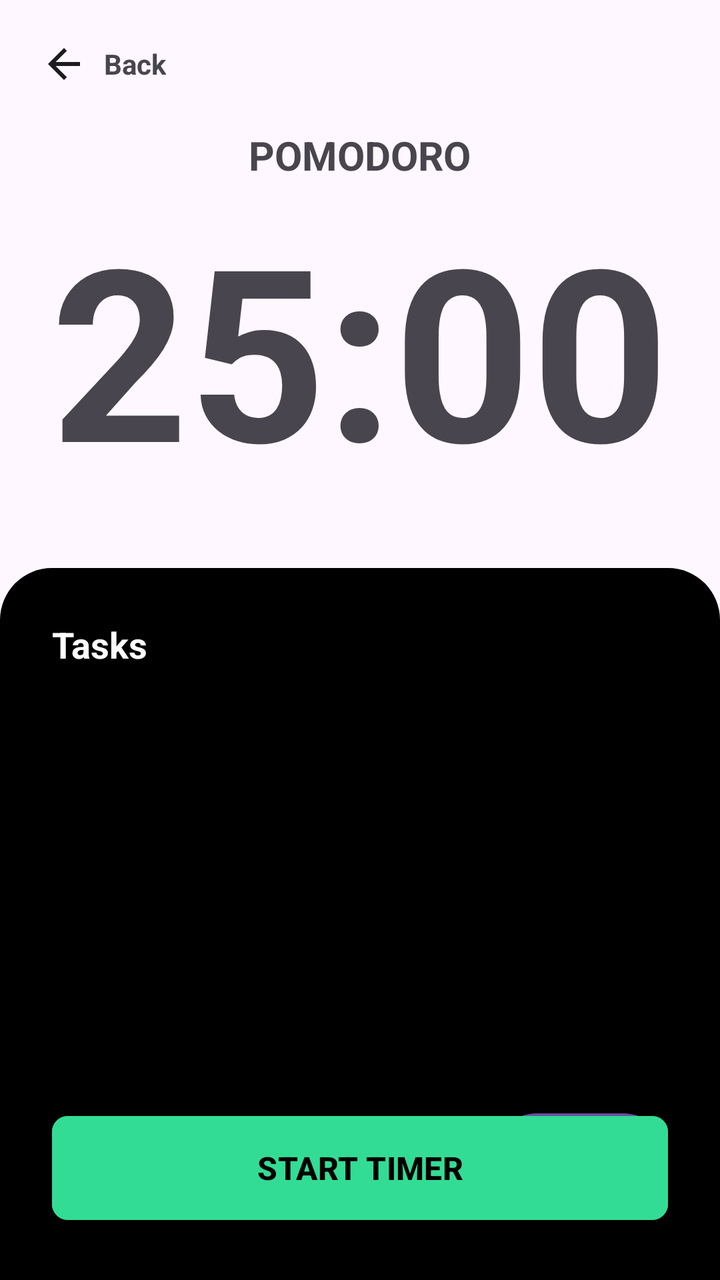
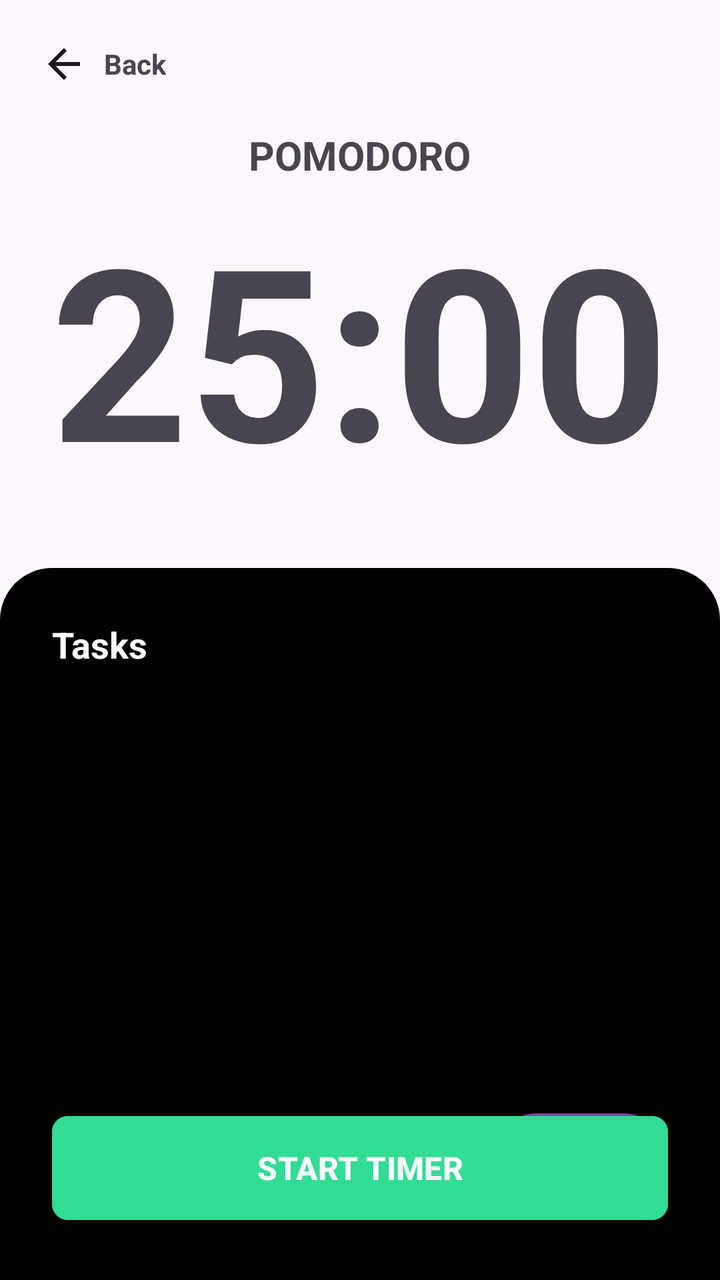

Two renders of the same Android screen: before a commit and after it. Below are the layout's source before the change and the commit's diff.
<!-- AndroidManifest.xml: application theme Theme.Syncly -->
<!-- res/layout/activity_pomodoro.xml -->
<?xml version="1.0" encoding="utf-8"?>
<LinearLayout xmlns:android="http://schemas.android.com/apk/res/android"
    xmlns:app="http://schemas.android.com/apk/res-auto"
    xmlns:tools="http://schemas.android.com/tools"
    android:id="@+id/main"
    android:layout_width="match_parent"
    android:layout_height="match_parent"
    android:orientation="vertical"
    tools:context=".activities.Pomodoro">
    <LinearLayout
        android:layout_width="wrap_content"
        android:layout_height="wrap_content"
        android:orientation="horizontal"
        android:gravity="center"
        android:layout_margin="20dp"
        android:id="@+id/backBtn">
        <ImageView
            android:layout_width="wrap_content"
            android:layout_height="wrap_content"
            android:src="@drawable/icon_arrow_back"
            android:layout_marginRight="8dp"/>
        <TextView
            android:layout_width="wrap_content"
            android:layout_height="wrap_content"
            android:text="Back"
            android:textStyle="bold"
            />
    </LinearLayout>
    <FrameLayout
        android:layout_width="match_parent"
        android:layout_height="220dp"
        android:orientation="vertical"
        android:gravity="center"
        >

        <TextView
            android:layout_width="wrap_content"
            android:layout_height="wrap_content"
            android:text="POMODORO"
            android:textStyle="bold"
            android:textSize="20dp"
            android:layout_gravity="center_horizontal"
            />
        <TextView
            android:layout_width="wrap_content"
            android:layout_height="wrap_content"
            android:text="25:00"
            android:textStyle="bold"
            android:textSize="120dp"
            android:id="@+id/timer"
            android:layout_gravity="center"
            />
        <com.google.android.material.button.MaterialButton
            android:layout_width="wrap_content"
            android:layout_height="wrap_content"
            android:text="RESET"
            android:layout_marginBottom="4dp"
            android:layout_gravity="center_horizontal|bottom"
            app:cornerRadius="8dp"
            android:backgroundTint="@color/black"
            android:textSize="12dp"
            android:visibility="gone"
            android:id="@+id/resetBtn"
            />

    </FrameLayout>
    <RelativeLayout
        android:layout_width="match_parent"
        android:layout_height="match_parent"
        android:background="@drawable/bg_rounded_top_black"
        android:padding="26dp"
        >
        <TextView
            android:layout_width="wrap_content"
            android:layout_height="wrap_content"
            android:text="Tasks"
            android:textColor="@color/white"
            android:textSize="18dp"
            android:textStyle="bold"
            android:id="@+id/title"
            />
        <androidx.recyclerview.widget.RecyclerView
            android:layout_width="match_parent"
            android:layout_height="match_parent"
            android:layout_below="@id/title"
            android:layout_above="@id/startBtn"
            android:id="@+id/recyclerView"
            android:layout_marginTop="8dp"/>

            <Button
                android:layout_width="wrap_content"
                android:layout_height="wrap_content"
                android:text="+"
                android:textStyle="bold"
                android:layout_alignParentBottom="true"
                android:paddingBottom="10dp"
                android:textSize="22dp"
                android:paddingRight="22dp"
                android:layout_above="@id/startBtn"
                android:layout_alignParentEnd="true"
                android:layout_marginBottom="8dp"
                />
        <com.google.android.material.button.MaterialButton
            android:layout_width="match_parent"
            android:layout_height="60dp"
            app:cornerRadius="8dp"
            android:text="START TIMER"
            android:backgroundTint="@color/green"
            android:textColor="@color/black"
            android:textStyle="bold"
            android:textSize="16dp"
            android:layout_alignParentBottom="true"
            app:rippleColor="#20000000"
            android:id="@+id/startBtn"/>

    </RelativeLayout>
</LinearLayout>
<!-- resources referenced by this layout -->
<resources>
  <color name="black">#FF000000</color>
  <color name="green">#33DC94</color>
  <color name="white">#FFFFFFFF</color>
  <!-- drawable bg_rounded_top_black (drawable) -->
  <?xml version="1.0" encoding="utf-8"?>
  <shape xmlns:android="http://schemas.android.com/apk/res/android"
      android:shape="rectangle">
  
      <solid android:color="@color/black"/>
      <corners
          android:topLeftRadius="26dp"
          android:topRightRadius="26dp"
          android:bottomLeftRadius="0dp"
          android:bottomRightRadius="0dp"/>
  
  </shape>
  <!-- drawable icon_arrow_back (drawable) -->
  <vector xmlns:android="http://schemas.android.com/apk/res/android"
      android:width="24dp"
      android:height="24dp"
      android:viewportWidth="24"
      android:viewportHeight="24">
    <path
        android:pathData="M7.825,13L13.425,18.6L12,20L4,12L12,4L13.425,5.4L7.825,11H20V13H7.825Z"
        android:fillColor="#1D1B20"/>
  </vector>
  <style name="Theme.Syncly" parent="Base.Theme.Syncly" />
  <style name="Base.Theme.Syncly" parent="Theme.Material3.DayNight.NoActionBar">
          
          
      </style>
</resources>

<!-- the commit's change to res/layout/activity_pomodoro.xml (unified diff, before → after) -->
@@ -106,7 +106,7 @@
             app:cornerRadius="8dp"
             android:text="START TIMER"
             android:backgroundTint="@color/green"
-            android:textColor="@color/black"
+            android:textColor="@color/white"
             android:textStyle="bold"
             android:textSize="16dp"
             android:layout_alignParentBottom="true"
